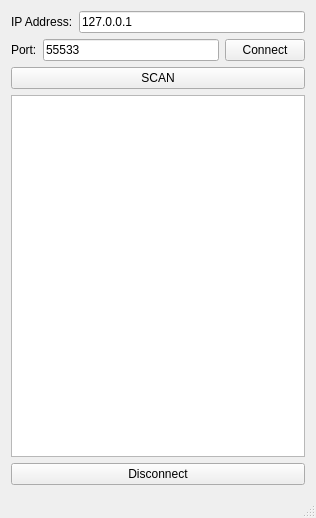
pvavercak/flat_repo, file client/clientgui.ui: the form before one commit.
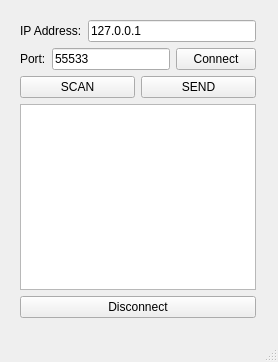
The form after the commit.

Patch:
```diff
--- a/client/clientgui.ui
+++ b/client/clientgui.ui
@@ -6,14 +6,23 @@
    <rect>
     <x>0</x>
     <y>0</y>
-    <width>316</width>
-    <height>518</height>
+    <width>278</width>
+    <height>362</height>
    </rect>
   </property>
   <property name="windowTitle">
    <string>ClientGUI</string>
   </property>
   <widget class="QWidget" name="centralWidget">
+   <widget class="QWidget" name="">
+    <property name="geometry">
+     <rect>
+      <x>9</x>
+      <y>9</y>
+      <width>258</width>
+      <height>320</height>
+     </rect>
+    </property>
    <layout class="QGridLayout" name="gridLayout">
     <item row="0" column="0">
      <layout class="QHBoxLayout" name="horizontalLayout">
@@ -61,12 +70,19 @@
     <item row="2" column="0">
      <layout class="QHBoxLayout" name="horizontalLayout_3">
       <item>
-       <widget class="QPushButton" name="send">
+        <widget class="QPushButton" name="scan">
         <property name="text">
          <string>SCAN</string>
         </property>
        </widget>
       </item>
+       <item>
+        <widget class="QPushButton" name="send">
+         <property name="text">
+          <string>SEND</string>
+         </property>
+        </widget>
+       </item>
      </layout>
     </item>
     <item row="3" column="0">
@@ -80,6 +96,7 @@
      </widget>
     </item>
    </layout>
+   </widget>
   </widget>
   <widget class="QStatusBar" name="statusBar"/>
  </widget>
```
Lines whose indentation alone changed are shown as unchanged.
